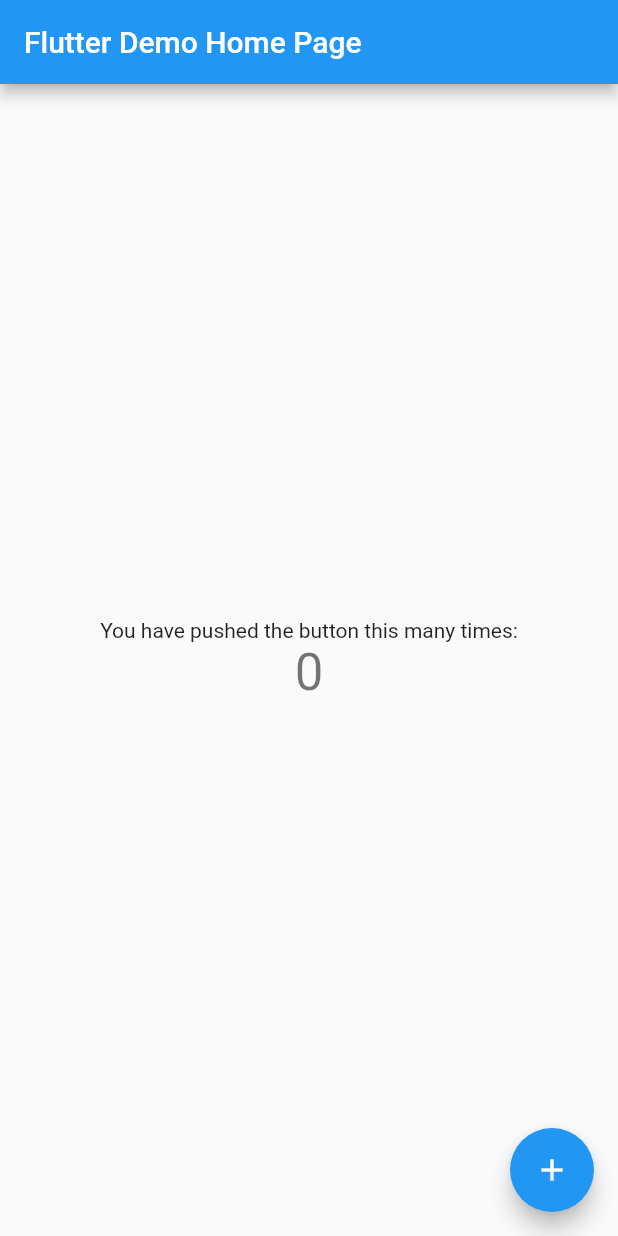
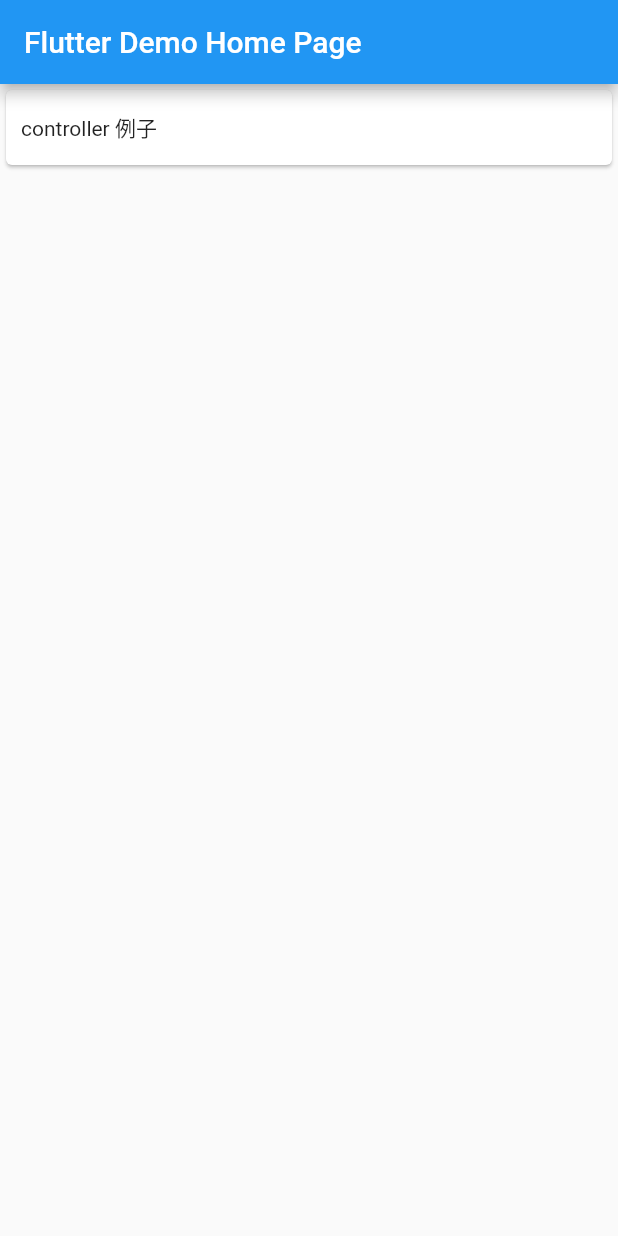
Before and after one commit to foolsong/selfDiscipline, a Flutter app: the screen it shows after launch, on a phone screen of 412 x 824 dp. Run offline on Flutter 3.47's test engine with Material 2 defaults, Android fonts, the phone set to English and light mode, and no system bars.

Commit message:
控件学习

```diff
--- a/selfdiscipline/lib/main.dart
+++ b/selfdiscipline/lib/main.dart
@@ -1,4 +1,5 @@
 import 'package:flutter/material.dart';
+import 'package:selfdiscipline/widget/controller_demo_page.dart';
 
 void main() => runApp(MyApp());
 
@@ -9,34 +10,16 @@ class MyApp extends StatelessWidget {
     return MaterialApp(
       title: 'Flutter Demo',
       theme: ThemeData(
-        // This is the theme of your application.
-        //
-        // Try running your application with "flutter run". You'll see the
-        // application has a blue toolbar. Then, without quitting the app, try
-        // changing the primarySwatch below to Colors.green and then invoke
-        // "hot reload" (press "r" in the console where you ran "flutter run",
-        // or simply save your changes to "hot reload" in a Flutter IDE).
-        // Notice that the counter didn't reset back to zero; the application
-        // is not restarted.
         primarySwatch: Colors.blue,
       ),
       home: MyHomePage(title: 'Flutter Demo Home Page'),
+      routes: routers,
     );
   }
 }
 
 class MyHomePage extends StatefulWidget {
   MyHomePage({Key key, this.title}) : super(key: key);
-
-  // This widget is the home page of your application. It is stateful, meaning
-  // that it has a State object (defined below) that contains fields that affect
-  // how it looks.
-
-  // This class is the configuration for the state. It holds the values (in this
-  // case the title) provided by the parent (in this case the App widget) and
-  // used by the build method of the State. Fields in a Widget subclass are
-  // always marked "final".
-
   final String title;
 
   @override
@@ -44,68 +27,80 @@ class MyHomePage extends StatefulWidget {
 }
 
 class _MyHomePageState extends State<MyHomePage> {
-  int _counter = 0;
-
-  void _incrementCounter() {
-    setState(() {
-      // This call to setState tells the Flutter framework that something has
-      // changed in this State, which causes it to rerun the build method below
-      // so that the display can reflect the updated values. If we changed
-      // _counter without calling setState(), then the build method would not be
-      // called again, and so nothing would appear to happen.
-      _counter++;
-    });
-  }
 
   @override
-  Widget build(BuildContext context) {
-    // This method is rerun every time setState is called, for instance as done
-    // by the _incrementCounter method above.
-    //
-    // The Flutter framework has been optimized to make rerunning build methods
-    // fast, so that you can just rebuild anything that needs updating rather
-    // than having to individually change instances of widgets.
+  Widget build(BuildContext context){
+    var routeList = routers.keys.toList();
     return Scaffold(
       appBar: AppBar(
-        // Here we take the value from the MyHomePage object that was created by
-        // the App.build method, and use it to set our appbar title.
         title: Text(widget.title),
       ),
-      body: Center(
-        // Center is a layout widget. It takes a single child and positions it
-        // in the middle of the parent.
-        child: Column(
-          // Column is also a layout widget. It takes a list of children and
-          // arranges them vertically. By default, it sizes itself to fit its
-          // children horizontally, and tries to be as tall as its parent.
-          //
-          // Invoke "debug painting" (press "p" in the console, choose the
-          // "Toggle Debug Paint" action from the Flutter Inspector in Android
-          // Studio, or the "Toggle Debug Paint" command in Visual Studio Code)
-          // to see the wireframe for each widget.
-          //
-          // Column has various properties to control how it sizes itself and
-          // how it positions its children. Here we use mainAxisAlignment to
-          // center the children vertically; the main axis here is the vertical
-          // axis because Columns are vertical (the cross axis would be
-          // horizontal).
-          mainAxisAlignment: MainAxisAlignment.center,
-          children: <Widget>[
-            Text(
-              'You have pushed the button this many times:',
-            ),
-            Text(
-              '$_counter',
-              style: Theme.of(context).textTheme.display1,
-            ),
-          ],
+      body: new Container(
+        child: new ListView.builder(
+          itemBuilder: (context, index){
+            return new InkWell(
+              onTap: () {
+                Navigator.of(context).pushNamed(routeList[index]);
+              },
+              child: new Card(
+                child: new Container(
+                  alignment:  Alignment.centerLeft,
+                  margin: EdgeInsets.symmetric(horizontal: 10),
+                  height: 50,
+                  child: new Text(routerName[index]),
+                ),
+              ),
+            );
+          },
+          itemCount: routers.length,
         ),
       ),
-      floatingActionButton: FloatingActionButton(
-        onPressed: _incrementCounter,
-        tooltip: 'Increment',
-        child: Icon(Icons.add),
-      ), // This trailing comma makes auto-formatting nicer for build methods.
     );
   }
+  // int _counter = 0;
+
+  // void _incrementCounter() {
+  //   setState(() {
+  //     _counter++;
+  //   });
+  // }
+
+  // @override
+  // Widget build(BuildContext context) {
+  //   return Scaffold(
+  //     appBar: AppBar(
+  //       title: Text(widget.title),
+  //     ),
+  //     body: Center(
+  //       child: Column(
+  //         mainAxisAlignment: MainAxisAlignment.center,
+  //         children: <Widget>[
+  //           Text(
+  //             'You have pushed the button this many times:',
+  //           ),
+  //           Text(
+  //             '$_counter',
+  //             style: Theme.of(context).textTheme.display1,
+  //           ),
+  //         ],
+  //       ),
+  //     ),
+  //     floatingActionButton: FloatingActionButton(
+  //       onPressed: _incrementCounter,
+  //       tooltip: 'Increment',
+  //       child: Icon(Icons.add),
+  //     ), // This trailing comma makes auto-formatting nicer for build methods.
+  //   );
+  // }
 }
+
+const routerName = [
+  "controller 例子",
+  "圆角 例子"
+];
+
+Map<String, WidgetBuilder> routers = {
+  "widget/controller" : (context){
+    return new ControllerDemoPage();
+  },
+};
--- /dev/null
+++ b/selfdiscipline/lib/widget/controller_demo_page.dart
@@ -0,0 +1,29 @@
+import 'package:flutter/material.dart';
+
+class ControllerDemoPage extends StatelessWidget {
+
+final TextEditingController controller = new TextEditingController(text: "init Text");
+  @override
+  Widget build(BuildContext context) {
+    return Scaffold (
+      appBar: AppBar(
+        title: new Text("controller"),
+      ),
+      body: new Container(
+        margin: EdgeInsets.all(10),
+        child: new Center(
+          child: new TextField(
+            controller: controller,
+          ),
+        ),
+      ),
+      floatingActionButton: FloatingActionButton(
+        onPressed: (){
+          print("current Text ${controller.text}");
+          controller.text = "Changed By FloatingActionButton";
+        },
+        child: new Text("C"),
+      ),
+    );
+  }
+}
```
